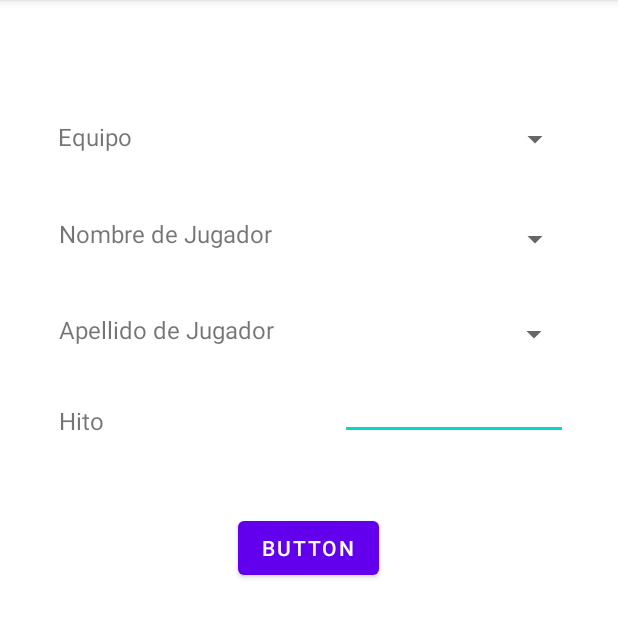
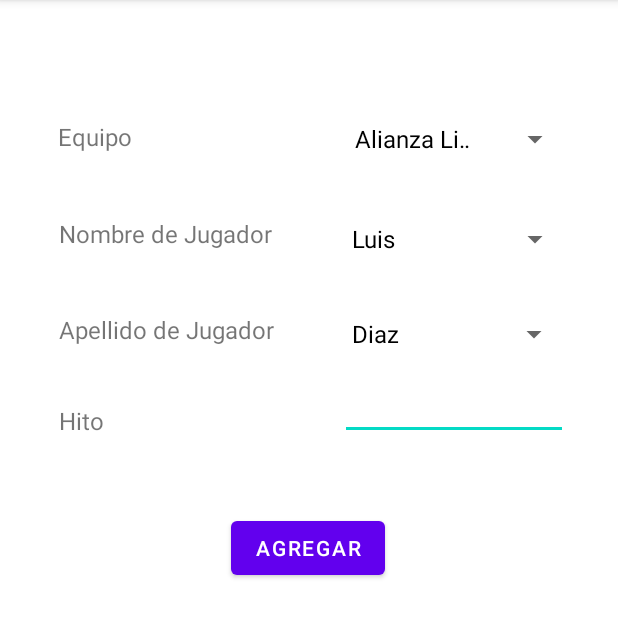
Before and after one commit to JavierEMM/LAB4_IOT, an Android app: the AdminActivity screen opened directly, with no data from a screen before it, on a phone screen of 412 x 824 dp, the part 84-722 px from its top. Run offline under Robolectric (Android 15) with nearby library versions, the phone set to English and light mode, and no system bars.

Commit message:
AdminActivity codigo

```diff
--- a/app/src/main/java/com/example/lab4_iot/AdminActivity.java
+++ b/app/src/main/java/com/example/lab4_iot/AdminActivity.java
@@ -3,6 +3,8 @@ package com.example.lab4_iot;
 import androidx.appcompat.app.AppCompatActivity;
 
 import android.os.Bundle;
+import android.widget.ArrayAdapter;
+import android.widget.Spinner;
 
 public class AdminActivity extends AppCompatActivity {
 
@@ -10,6 +12,22 @@ public class AdminActivity extends AppCompatActivity {
     protected void onCreate(Bundle savedInstanceState) {
         super.onCreate(savedInstanceState);
         setContentView(R.layout.activity_admin);
+
+        String[] equipos = {"Alianza Lima","Universitario de Deportes"};
+        ArrayAdapter<String> adapter = new ArrayAdapter<String>(this, android.R.layout.simple_spinner_dropdown_item,equipos);
+        Spinner spinnerEquipos = findViewById(R.id.spinnerEquipo);
+        spinnerEquipos.setAdapter(adapter);
+
+        String[] nombres = {"Luis","Pedro"};
+        ArrayAdapter<String> adapter1 = new ArrayAdapter<String>(this, android.R.layout.simple_spinner_dropdown_item,nombres);
+        Spinner spinnerNombre = findViewById(R.id.spinnerNombre);
+        spinnerNombre.setAdapter(adapter1);
+
+        String[] apellidos = {"Diaz","Perez"};
+        ArrayAdapter<String> adapter2 = new ArrayAdapter<String>(this, android.R.layout.simple_spinner_dropdown_item,apellidos);
+        Spinner spinnerApellido = findViewById(R.id.spinnerApellido);
+        spinnerApellido.setAdapter(adapter2);
+
     }
 
 
--- a/app/src/main/res/layout/activity_admin.xml
+++ b/app/src/main/res/layout/activity_admin.xml
@@ -92,7 +92,7 @@
         app:layout_constraintVertical_bias="0.362" />
 
     <EditText
-        android:id="@+id/editTextTextPersonName2"
+        android:id="@+id/editTextHito"
         android:layout_width="152dp"
         android:layout_height="27dp"
         android:ems="10"
@@ -105,10 +105,10 @@
         app:layout_constraintVertical_bias="0.359" />
 
     <Button
-        android:id="@+id/button"
+        android:id="@+id/btnAdmin"
         android:layout_width="wrap_content"
         android:layout_height="wrap_content"
-        android:text="Button"
+        android:text="Agregar"
         app:layout_constraintBottom_toBottomOf="parent"
         app:layout_constraintEnd_toEndOf="parent"
         app:layout_constraintHorizontal_bias="0.498"
```
